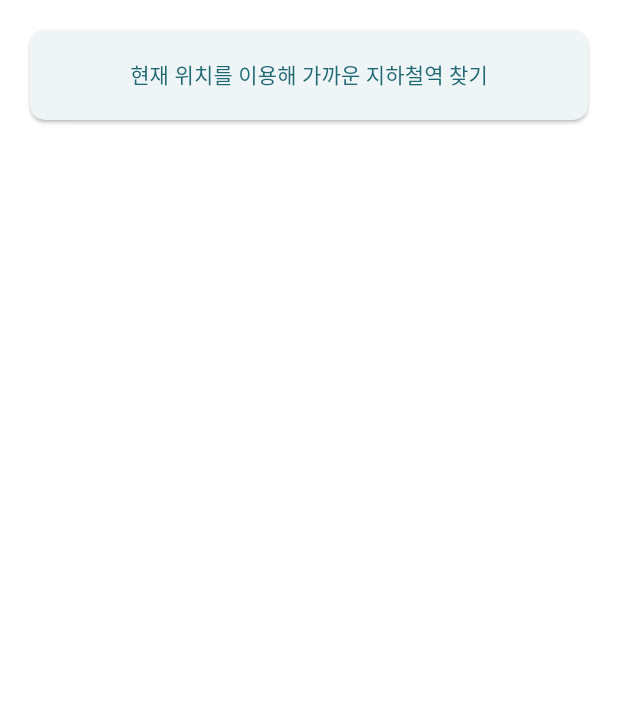
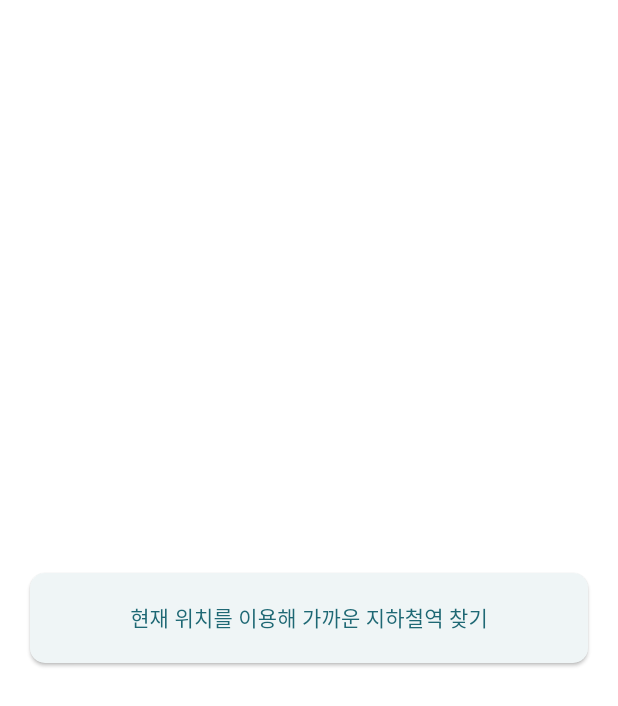
Before and after one commit to haechan29/this_station, a Flutter app: the screen it shows after launch, on a phone screen of 412 x 824 dp. Shown: the top 706 px of the screen. Run offline on Flutter 3.47's test engine with Material 3 defaults, Android fonts, the light colour scheme and no system bars; our stand-ins replace geolocator.

Commit message:
리스트와 버튼 UI에 애니메이션 적용

```diff
--- a/lib/main.dart
+++ b/lib/main.dart
@@ -42,14 +42,27 @@
   @override
   Widget build(BuildContext context) {
     return Scaffold(
-      body: Container(
-        color: Colors.white,
-        child: Center(
-          child: Column(
+      body: Stack(
         children: [
-              if (_nearestStationsByLine != null)
-                Expanded(
-                  child: ListView.builder(
+          Container(color: Colors.white),
+          Positioned.fill(
+            child: Padding(
+              padding: const EdgeInsets.only(bottom: 100), // 버튼 영역 확보
+              child: AnimatedSwitcher(
+                duration: const Duration(milliseconds: 500),
+                transitionBuilder: (child, anim) => FadeTransition(
+                  opacity: anim,
+                  child: SlideTransition(
+                    position:
+                    Tween(begin: const Offset(0, -.05), end: Offset.zero)
+                        .animate(anim),
+                    child: child,
+                  ),
+                ),
+                child: _nearestStationsByLine == null
+                  ? const SizedBox(key: ValueKey('empty'))
+                  : ListView.builder(
+                      key: const ValueKey('listView'),
                       itemCount: _nearestStationsByLine!.length,
                       itemBuilder: (context, index) {
                         final entry = _nearestStationsByLine!.entries.elementAt(index);
@@ -65,9 +78,16 @@
                       },
                     ),
               ),
-              const SizedBox(height: 20), // 버튼 위 마진
-              Padding(
-                padding: const EdgeInsets.symmetric(horizontal: 20),
+            ),
+          ),
+          AnimatedAlign(
+            duration: const Duration(milliseconds: 500),
+            curve: Curves.easeInOut,
+            alignment: _nearestStationsByLine == null
+              ? Alignment.center
+              : Alignment.bottomCenter,
+            child: Padding(
+              padding: const EdgeInsets.symmetric(horizontal: 20, vertical: 30),
               child: SizedBox(
                 width: double.infinity,
                 height: 60,
@@ -95,10 +115,8 @@
                 )
               )
             ),
-              const SizedBox(height: 20), // 버튼 아래 마진
+         ),
         ]
-          )
-        ),
       )
     );
   }
```
Lines whose indentation alone changed are shown as unchanged.
